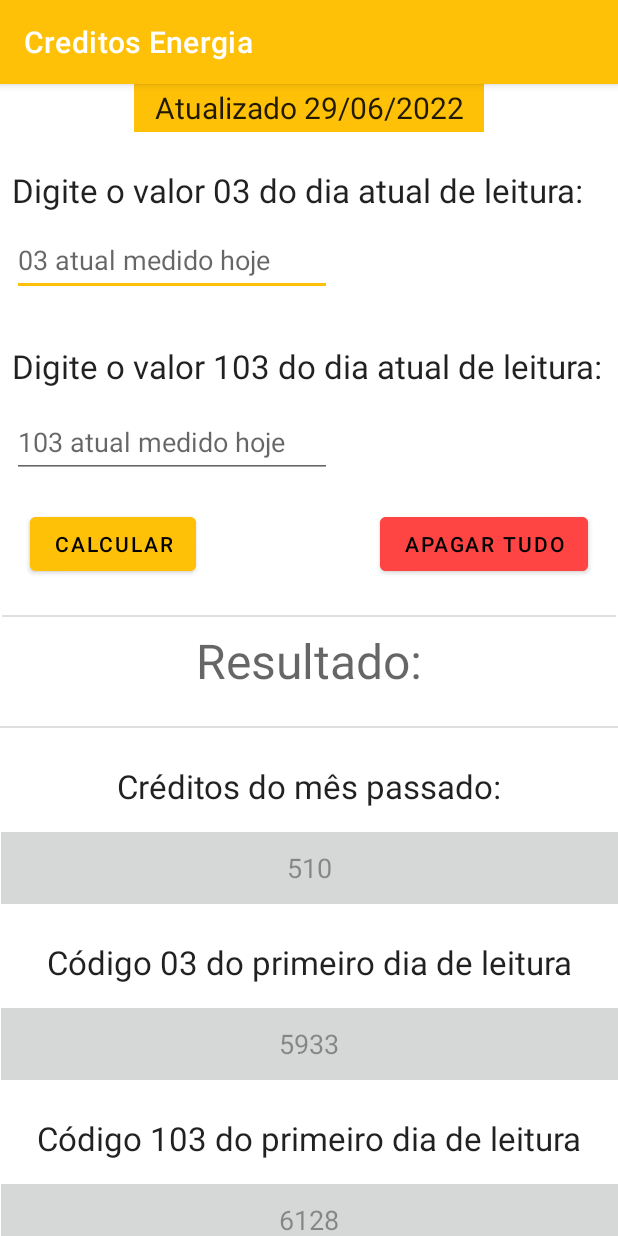
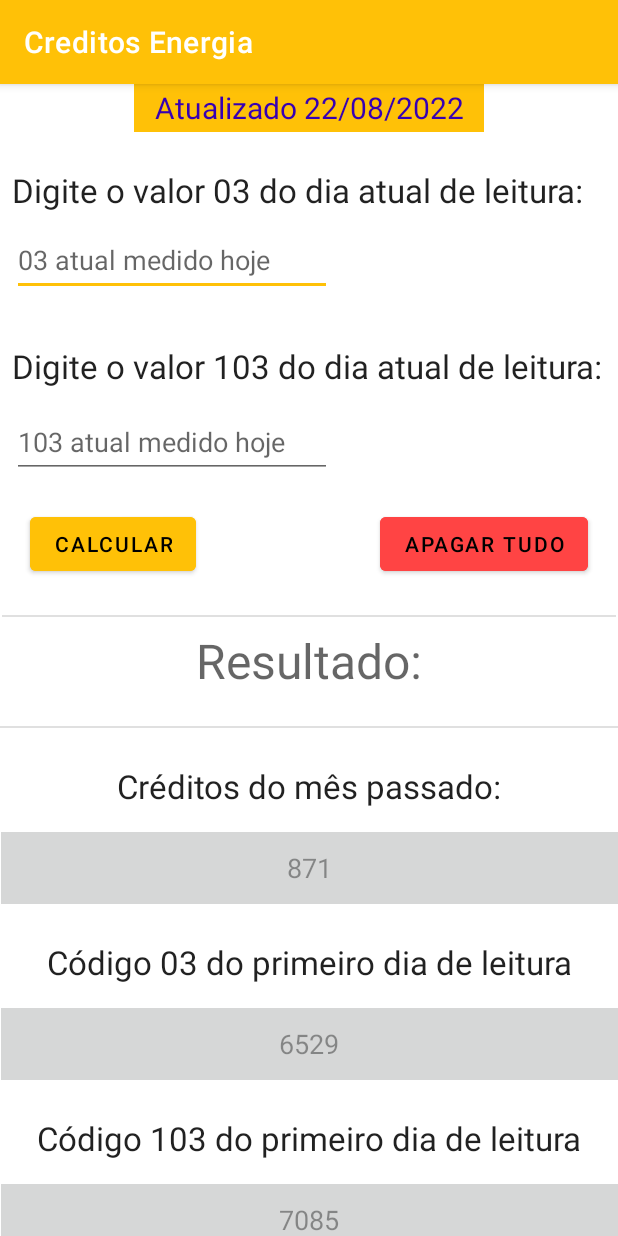
Before and after one commit to Guilhermerrrr/Calculadora-Creditos-Energia-Solar, an Android app: the screen it shows after launch (MainActivity), on a phone screen of 412 x 824 dp. Run offline under Robolectric (Android 15) with nearby library versions, the phone set to English and light mode, and no system bars.

Commit message:
Atualizado mês de agosto 2022

```diff
--- a/app/src/main/res/layout/activity_main.xml
+++ b/app/src/main/res/layout/activity_main.xml
@@ -37,7 +37,7 @@
             android:enabled="true"
             android:inputType="textPersonName"
             android:minHeight="48dp"
-            android:text="510"
+            android:text="871"
             android:textAlignment="center"
             android:textColor="@color/material_on_background_disabled"
             android:textSize="18sp"
@@ -56,7 +56,7 @@
             android:enabled="true"
             android:inputType="textPersonName"
             android:minHeight="48dp"
-            android:text="5933"
+            android:text="6529"
             android:textAlignment="center"
             android:textColor="@color/material_on_background_disabled"
             app:layout_constraintEnd_toEndOf="parent"
@@ -89,7 +89,7 @@
             android:enabled="true"
             android:inputType="textPersonName"
             android:minHeight="48dp"
-            android:text="6128"
+            android:text="7085"
             android:textAlignment="center"
             android:textColor="@color/material_on_background_disabled"
             app:layout_constraintBottom_toBottomOf="parent"
@@ -211,8 +211,9 @@
             android:ems="10"
             android:inputType="textPersonName"
             android:minHeight="32dp"
-            android:text="Atualizado 29/06/2022"
+            android:text="Atualizado 22/08/2022"
             android:textAlignment="center"
+            android:textColor="@color/purple_700"
             android:textSize="20sp"
             app:layout_constraintEnd_toEndOf="parent"
             app:layout_constraintStart_toStartOf="parent"
```
